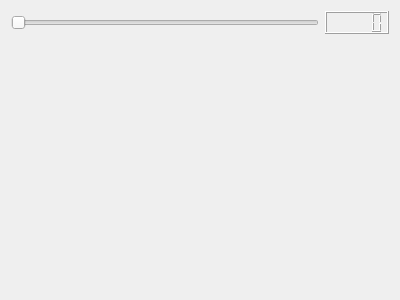
This is window.ui in wedesoft/guitest as Qt 5 draws it before an edit. The edited form follows.
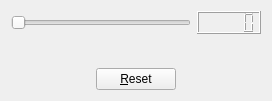
This is the edited form. Icons and pictures are not drawn.

Commit message: Added reset button

What changed in the file:
```diff
--- a/window.ui
+++ b/window.ui
@@ -6,8 +6,8 @@
    <rect>
     <x>0</x>
     <y>0</y>
-    <width>400</width>
-    <height>300</height>
+    <width>272</width>
+    <height>101</height>
    </rect>
   </property>
   <property name="windowTitle">
@@ -41,6 +41,47 @@
      </property>
     </spacer>
    </item>
+   <item>
+    <layout class="QHBoxLayout" name="horizontalLayout_2">
+     <item>
+      <spacer name="horizontalSpacer">
+       <property name="orientation">
+        <enum>Qt::Horizontal</enum>
+       </property>
+       <property name="sizeHint" stdset="0">
+        <size>
+         <width>40</width>
+         <height>20</height>
+        </size>
+       </property>
+      </spacer>
+     </item>
+     <item>
+      <widget class="QPushButton" name="resetButton">
+       <property name="text">
+        <string>&amp;Reset</string>
+       </property>
+       <property name="icon">
+        <iconset resource="gui.qrc">
+         <normaloff>:/images/reset.svg</normaloff>:/images/reset.svg</iconset>
+       </property>
+      </widget>
+     </item>
+     <item>
+      <spacer name="horizontalSpacer_2">
+       <property name="orientation">
+        <enum>Qt::Horizontal</enum>
+       </property>
+       <property name="sizeHint" stdset="0">
+        <size>
+         <width>40</width>
+         <height>20</height>
+        </size>
+       </property>
+      </spacer>
+     </item>
+    </layout>
+   </item>
   </layout>
  </widget>
  <resources>
```
The commit also changes 4 other files.
